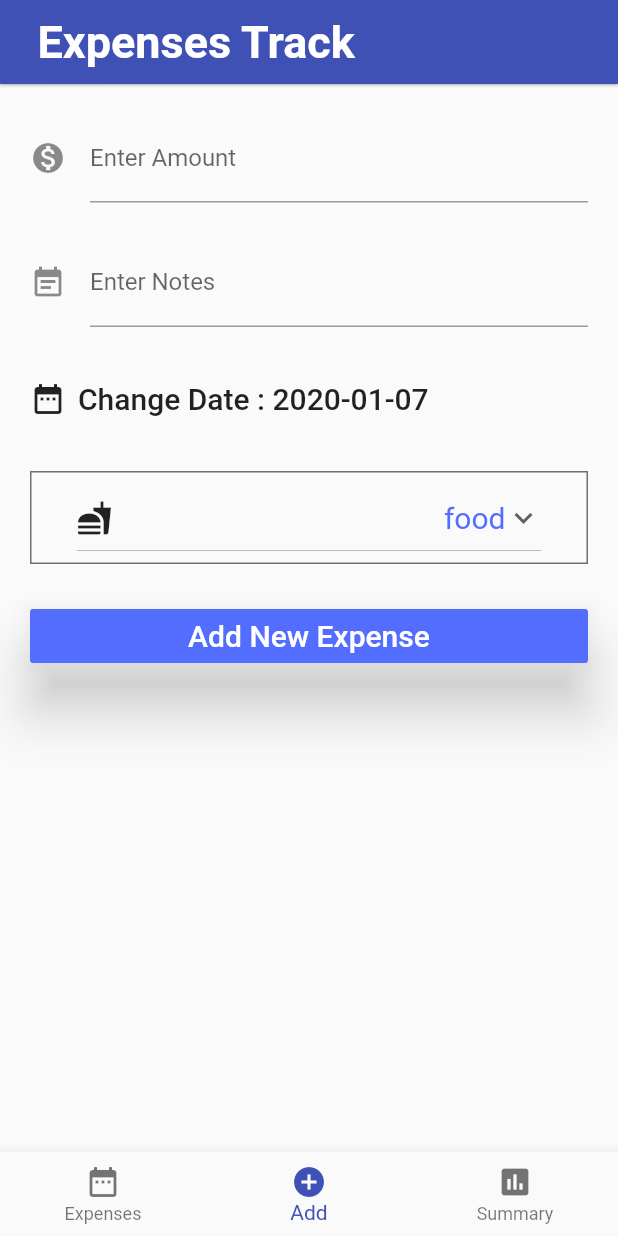
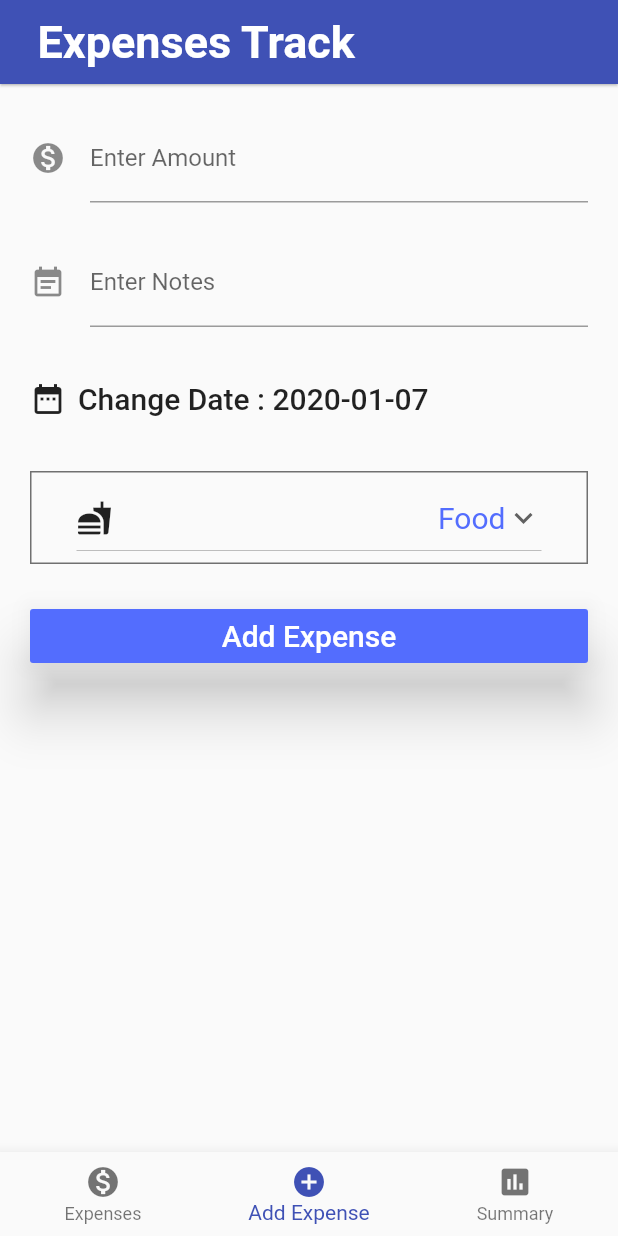
Before and after one commit to SairamNaragoni/FlutterApplications, a Flutter app: the screen it shows after launch, item 2 of the bottom bar chosen, on a phone screen of 412 x 824 dp. Run offline on Flutter 3.47's test engine with Material 2 defaults, Android fonts, the phone set to English and light mode, and no system bars; our stand-ins replace charts_flutter, sqflite; accounts and stored records are empty.

Commit message:
Expenses and Add expense views done

```diff
--- a/expenses_track/lib/expenses_track_home.dart
+++ b/expenses_track/lib/expenses_track_home.dart
@@ -6,10 +6,10 @@ import 'views/add_expense.dart';
 class ExpensesTrackHome extends StatefulWidget {
   ExpensesTrackHome({Key key}) : super(key: key);
   @override
-  _ExpensesTrackHomeState createState() => _ExpensesTrackHomeState();
+  ExpensesTrackHomeState createState() => ExpensesTrackHomeState();
 }
 
-class _ExpensesTrackHomeState extends State<ExpensesTrackHome> {
+class ExpensesTrackHomeState extends State<ExpensesTrackHome> {
   int _selectedIndex = 0;
   static const TextStyle optionStyle = TextStyle(fontSize: 30, fontWeight: FontWeight.bold);
 
@@ -20,7 +20,7 @@ class _ExpensesTrackHomeState extends State<ExpensesTrackHome> {
       case 2: return Summary();
     }
   }
-  void _onItemTapped(int index) {
+  void onItemTapped(int index) {
     setState(() {
       _selectedIndex = index;
     });
@@ -29,7 +29,10 @@ class _ExpensesTrackHomeState extends State<ExpensesTrackHome> {
   Widget build(BuildContext context) {
       return Scaffold(
       appBar: AppBar(
-        title: const Text('Expenses Track' , style: optionStyle),
+        title: const Text(
+          "Expenses Track",
+          style: optionStyle
+        ),
         titleSpacing: 25,
         elevation: 0.7,
       ),
@@ -37,12 +40,12 @@ class _ExpensesTrackHomeState extends State<ExpensesTrackHome> {
       bottomNavigationBar: BottomNavigationBar(
         items: const <BottomNavigationBarItem>[
           BottomNavigationBarItem(
-              icon: Icon(Icons.date_range),
+            icon: Icon(Icons.monetization_on),
             title: Text('Expenses'),
           ),
           BottomNavigationBarItem(
             icon: Icon(Icons.add_circle),
-              title: Text('Add'),
+            title: Text('Add Expense'),
           ),
           BottomNavigationBarItem(
             icon: Icon(Icons.assessment),
@@ -51,8 +54,9 @@ class _ExpensesTrackHomeState extends State<ExpensesTrackHome> {
         ],
         currentIndex: _selectedIndex,
         selectedItemColor: Colors.indigo,
-          onTap: _onItemTapped,
+        onTap: onItemTapped,
       ),
     );
   }
+
 }
--- a/expenses_track/lib/utils/date_utils.dart
+++ b/expenses_track/lib/utils/date_utils.dart
@@ -5,7 +5,7 @@ class DateUtils{
   static Future<DateTime> selectDate(BuildContext context,DateTime initialDate) async{
     return await showDatePicker(
       context: context,
-      initialDate: initialDate == null ? DateTime.now() : initialDate,
+      initialDate: initialDate ?? DateTime.now(),
       firstDate: DateTime(2000),
       lastDate: DateTime(2100),
     );
--- a/expenses_track/lib/utils/utils.dart
+++ b/expenses_track/lib/utils/utils.dart
@@ -6,6 +6,14 @@ class Utils{
     width: 30,
     height: 30,
   );
+  static snackBar(String text) => SnackBar(
+    duration: Duration(milliseconds: 1400),
+    content: Text(text),
+  );
+
+  static bool equalsIgnoreCase(String s1, String s2) {
+    return s1?.toLowerCase() == s2?.toLowerCase();
+  }
 
   static textPlaceHolder({String text="No Data Available"}){
     return Center(child : Text(
--- a/expenses_track/lib/views/add_expense.dart
+++ b/expenses_track/lib/views/add_expense.dart
@@ -1,3 +1,4 @@
+import 'dart:ui';
 import 'package:expenses_track/database/db_scripts.dart';
 import 'package:expenses_track/model/expense.dart';
 import 'package:expenses_track/utils/date_utils.dart';
@@ -5,18 +6,21 @@ import 'package:expenses_track/utils/utils.dart';
 import 'package:flutter/material.dart';
 
 class AddExpense extends StatefulWidget{
-  AddExpense({Key key}) : super(key: key);
+  final Expense oldExpense;
+  AddExpense({Key key,this.oldExpense}) : super(key: key);
   @override
-  _AddExpenseState createState() => _AddExpenseState();
+  _AddExpenseState createState() => _AddExpenseState(oldExpense);
 
 }
 class _AddExpenseState extends State<AddExpense> {
-  Expense expense = Expense.cate("food");
+  Expense expense;
   final GlobalKey<FormState> _formKey = GlobalKey<FormState>();
-  static final categories =
-  ['food','entertainment','shopping','household','travel','investments','transfers','others'];
+  static final _categories =
+  ['Food','Entertainment','Shopping','Household','Travel','Investments','Transfers','Others'];
+  _AddExpenseState(Expense oldExpense):
+        this.expense = oldExpense ?? Expense.cate("Food");
 
-  datePicker(BuildContext context){
+  _datePicker(BuildContext context){
     Future<DateTime> selectDate = DateUtils.selectDate(context,null);
     selectDate.then((DateTime dt){
       setState(() {
@@ -28,9 +32,10 @@ class _AddExpenseState extends State<AddExpense> {
 
   @override
   Widget build(BuildContext context) {
+//    _init();
     return Container(
       padding: EdgeInsets.all(20.0),
-      child : Form(
+      child: Form(
         key: _formKey,
         child: ListView(
           children: <Widget>[
@@ -48,8 +53,9 @@ class _AddExpenseState extends State<AddExpense> {
       ),
     );
   }
-  _getNumericField(){
-    return TextFormField(
+
+  _getNumericField() => TextFormField(
+    initialValue: (expense.amount ?? "").toString(),
     decoration: InputDecoration(
         icon: Icon(Icons.monetization_on),
         labelText: "Enter Amount",
@@ -68,10 +74,9 @@ class _AddExpenseState extends State<AddExpense> {
       expense.amount = double.parse(value);
     },
   );
-  }
 
-  _getTextField() {
-    return TextFormField(
+  _getTextField() => TextFormField(
+    initialValue: expense.notes ?? "",
     decoration: InputDecoration(
       icon: Icon(Icons.event_note),
       labelText: "Enter Notes",
@@ -82,34 +87,32 @@ class _AddExpenseState extends State<AddExpense> {
       expense.notes = value;
     },
   );
-  }
 
-  _getDateButton() {
-    return Row(
+  _getDateButton() => Row(
     mainAxisAlignment: MainAxisAlignment.spaceBetween,
     children: <Widget>[
       FlatButton.icon(
         padding: EdgeInsets.all(0),
         label: Text(
-            "Change Date : " + expense.formattedDate.toString(),
+          "Change Date : " + expense.formattedDate,
           style: TextStyle(
             fontSize: 20,
           ),
         ),
         icon: Icon(Icons.date_range),
-          onPressed: () => datePicker(context),
+        onPressed: () => _datePicker(context),
       ),
     ],
   );
-  }
 
   _getDropDownCategories() {
     return Container(
       decoration: new BoxDecoration(
-        border: Border.all(color: Color.fromRGBO(112, 112, 112, 1.0), width: 1.0),
+        border: Border.all(
+            color: Color.fromRGBO(112, 112, 112, 1.0), width: 1.0),
       ),
       padding: EdgeInsets.symmetric(horizontal: 30),
-      child : DropdownButton(
+      child: DropdownButton(
         autofocus: true,
         isExpanded: true,
         itemHeight: 60.0,
@@ -120,12 +123,12 @@ class _AddExpenseState extends State<AddExpense> {
           color: Colors.indigoAccent,
           fontSize: 20,
         ),
-        onChanged: (String newValue){
+        onChanged: (String newValue) {
           setState(() {
             expense.category = newValue;
           });
         },
-        items: categories.map<DropdownMenuItem<String>>((String value){
+        items: _categories.map<DropdownMenuItem<String>>((String value) {
           return DropdownMenuItem<String>(
             value: value,
             child: Row(
@@ -142,23 +145,27 @@ class _AddExpenseState extends State<AddExpense> {
   }
 
   _getSubmitButton() {
+    String _operation = widget.oldExpense==null ? "Add" : "Update";
     return RaisedButton(
       color: Colors.indigoAccent,
       elevation: 16,
       textColor: Colors.white,
-      onPressed: (){
-        if(_formKey.currentState.validate()){
+      onPressed: () {
+        if (_formKey.currentState.validate()) {
           _formKey.currentState.save();
+          if(Utils.equalsIgnoreCase(_operation, "add")){
             ExpensesTrackDb.db.insertExpense(expense);
-          final snackBar = SnackBar(
-            content: Text("Expense Added"),
-          );
-          Scaffold.of(context).showSnackBar(snackBar);
+            Scaffold.of(context).showSnackBar(Utils.snackBar("Expense Added"));
             _formKey.currentState.reset();
+          }else{
+            ExpensesTrackDb.db.update(expense);
+            _formKey.currentState.reset();
+            Navigator.pop(context);
+          }
         }
       },
       child: Text(
-        "Add New Expense",
+        _operation+ " Expense",
         style: TextStyle(
           fontSize: 20,
         ),
@@ -166,5 +173,4 @@ class _AddExpenseState extends State<AddExpense> {
       ),
     );
   }
-
 }
--- a/expenses_track/lib/views/summary.dart
+++ b/expenses_track/lib/views/summary.dart
@@ -1,7 +1,5 @@
 import 'package:expenses_track/database/db_scripts.dart';
-import 'package:expenses_track/model/expense.dart';
 import 'package:expenses_track/model/graph.dart';
-import 'package:expenses_track/utils/date_utils.dart';
 import 'package:expenses_track/utils/utils.dart';
 import 'package:flutter/cupertino.dart';
 import 'package:flutter/material.dart';
```
Also changed, not shown: expenses_track/lib/database/db_scripts.dart (+11 -10 lines), expenses_track/lib/views/expenses.dart (+106 -22 lines). Lines whose indentation alone changed are shown as unchanged.
